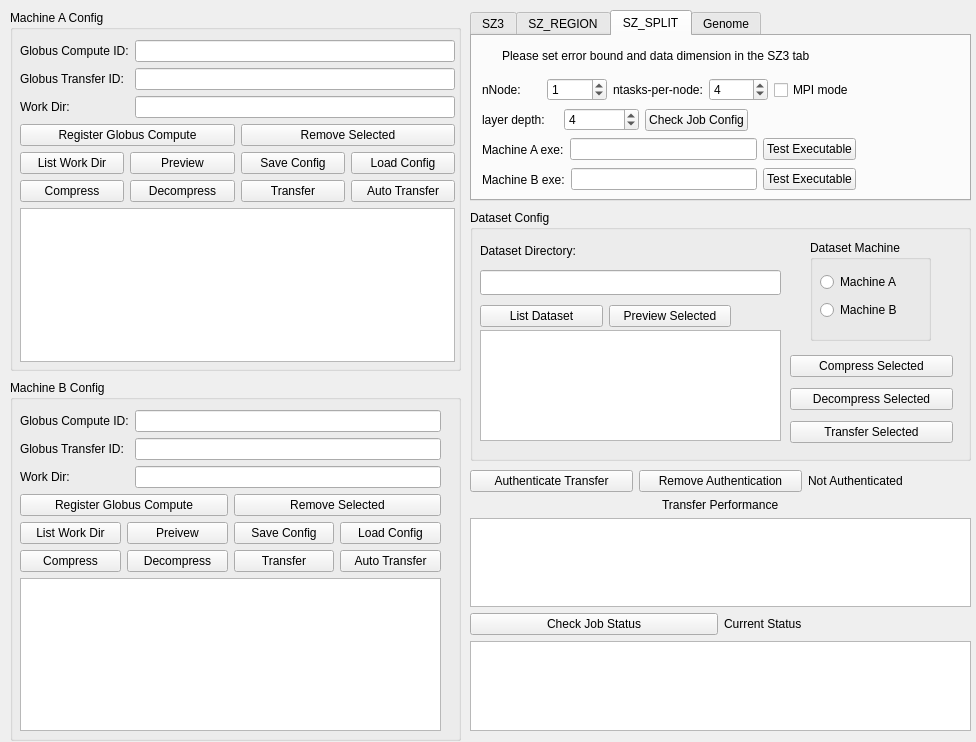
Before: the Qt Designer form globazip.ui in legendPerceptor/Ocelot, drawn with Qt 5.
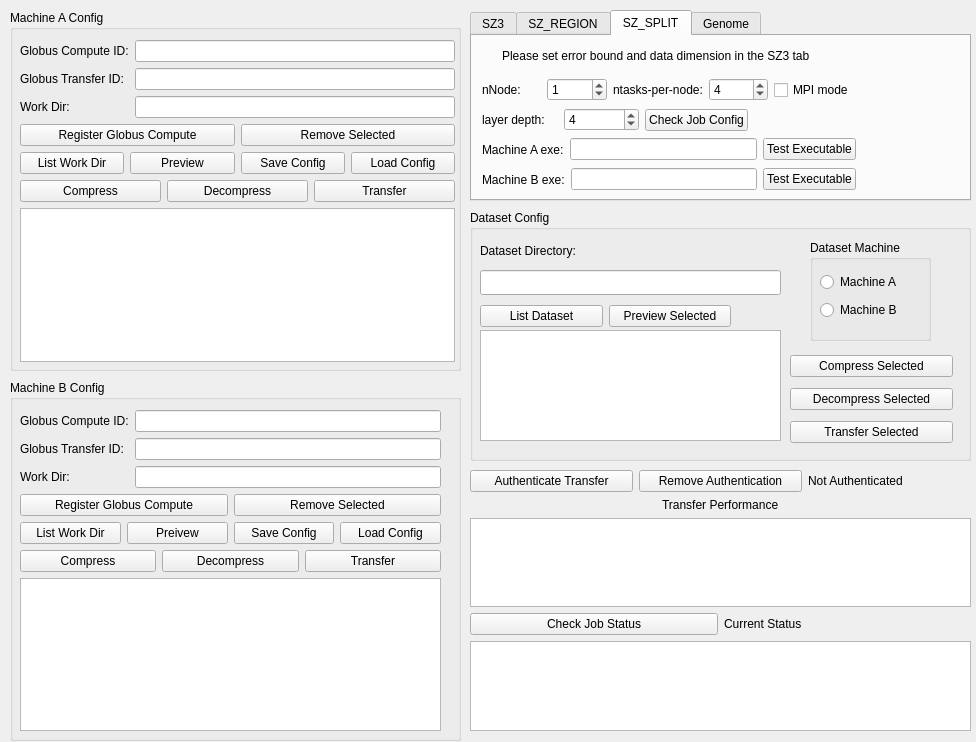
After: the same form once the commit is applied.

Commit message: remove auto transfer button

What changed in the file:
```diff
--- a/globazip.ui
+++ b/globazip.ui
@@ -714,13 +714,6 @@
          </property>
         </widget>
        </item>
-       <item>
-        <widget class="QPushButton" name="auto_transfer_button_a">
-         <property name="text">
-          <string>Auto Transfer</string>
-         </property>
-        </widget>
-       </item>
       </layout>
      </item>
      <item>
@@ -858,13 +851,6 @@
          </property>
         </widget>
        </item>
-       <item>
-        <widget class="QPushButton" name="auto_transfer_button_b">
-         <property name="text">
-          <string>Auto Transfer</string>
-         </property>
-        </widget>
-       </item>
       </layout>
      </item>
      <item>
```
The commit also changes 1 other file.
